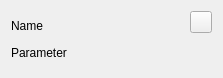
igorf7/OWController, file GUI/devicewidget.ui: the form before one commit.
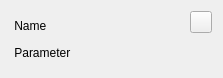
The form after the commit. Icons and pictures are not drawn.

What changed in the file:
```diff
--- a/GUI/devicewidget.ui
+++ b/GUI/devicewidget.ui
@@ -24,7 +24,7 @@
         </font>
        </property>
        <property name="text">
-        <string>Name</string>
+        <string> Name</string>
        </property>
        <property name="alignment">
         <set>Qt::AlignmentFlag::AlignBottom|Qt::AlignmentFlag::AlignLeading|Qt::AlignmentFlag::AlignLeft</set>
@@ -72,7 +72,7 @@
         </font>
        </property>
        <property name="text">
-        <string>Parameter</string>
+        <string> Parameter</string>
        </property>
        <property name="alignment">
         <set>Qt::AlignmentFlag::AlignLeading|Qt::AlignmentFlag::AlignLeft|Qt::AlignmentFlag::AlignVCenter</set>
```
